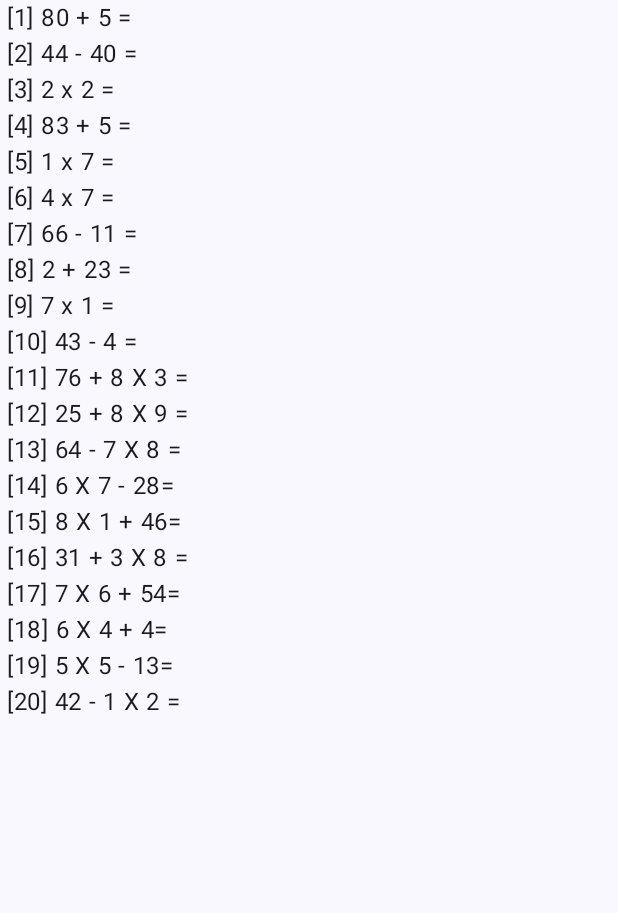
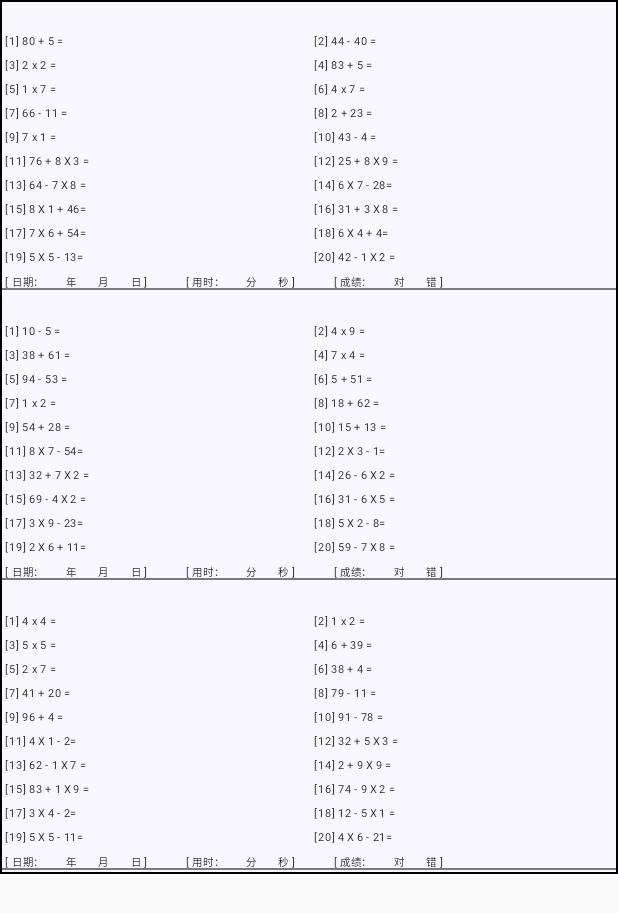
Before and after one commit to tanyin511/MathExercise, an Android app built with Jetpack Compose: the screen it shows after launch (ExerciseActivity), after a tap on "生成练习题", on a phone screen of 412 x 824 dp. Shown: the top 913 px of the screen. Run offline under Robolectric (Android 15) with nearby library versions, the phone set to English and light mode, and no system bars.

Commit message:
完成基本功能

```diff
--- a/app/src/main/AndroidManifest.xml
+++ b/app/src/main/AndroidManifest.xml
@@ -6,7 +6,7 @@
         android:allowBackup="true"
         android:dataExtractionRules="@xml/data_extraction_rules"
         android:fullBackupContent="@xml/backup_rules"
-        android:icon="@mipmap/ic_launcher"
+        android:icon="@mipmap/ic_launcher_01"
         android:label="@string/app_name"
         android:roundIcon="@mipmap/ic_launcher_round"
         android:supportsRtl="true"
--- a/app/src/main/java/com/example/mathexercise/view/ExerciseActivity.kt
+++ b/app/src/main/java/com/example/mathexercise/view/ExerciseActivity.kt
@@ -4,14 +4,20 @@ import android.os.Bundle
 import androidx.activity.ComponentActivity
 import androidx.activity.compose.setContent
 import androidx.activity.viewModels
+import androidx.compose.foundation.border
 import androidx.compose.foundation.layout.Column
-import androidx.compose.foundation.layout.fillMaxSize
+import androidx.compose.foundation.layout.Row
+import androidx.compose.foundation.layout.height
+import androidx.compose.foundation.layout.width
+import androidx.compose.material3.Divider
 import androidx.compose.material3.MaterialTheme
 import androidx.compose.material3.Surface
 import androidx.compose.material3.Text
-import androidx.compose.runtime.Composable
 import androidx.compose.ui.Modifier
-import androidx.compose.ui.tooling.preview.Preview
+import androidx.compose.ui.graphics.Color
+import androidx.compose.ui.platform.LocalConfiguration
+import androidx.compose.ui.unit.dp
+import androidx.compose.ui.unit.sp
 import com.example.mathexercise.view.ui.theme.MathExerciseTheme
 import com.example.mathexercise.viewmodel.ExerciseViewModel
 
@@ -28,39 +34,54 @@ class ExerciseActivity : ComponentActivity() {
         vm.numberRange.maxMultiplier = intent.getIntExtra("maxMultiplier", 0)
 
         vm.hybridNumber = intent.getIntExtra("hybridNumber", 0)
-        val exercise = vm.generateExercise(20)
+
 
         setContent {
             MathExerciseTheme {
                 // A surface container using the 'background' color from the theme
+
+                val pageWidth = LocalConfiguration.current.screenWidthDp
+                val pageHeight = (pageWidth.toFloat() / 210) * 297
+
+                val textHeight = pageHeight / (3 * 12)
                 Surface(
-                    modifier = Modifier.fillMaxSize(),
-                    color = MaterialTheme.colorScheme.background
+                    modifier = Modifier
+                        .height(pageHeight.dp)
+                        .width(pageWidth.dp)
+                        .border(1.dp, color = Color.Black),
+                    color = MaterialTheme.colorScheme.background,
                 ) {
                     Column {
-                        repeat(20) {
-                            Text(text = " [${it + 1}] ${exercise[it]}")
+                        repeat(3) {
+                            val exercise = vm.generateExercise(20)
+
+                            Text("", modifier = Modifier.height(textHeight.dp))
+                            repeat(10) { line ->
+                                Row(modifier = Modifier.height(textHeight.dp)) {
+                                    Text(
+                                        text = "  [${2 * line + 1}] ${exercise[2 * line]}",
+                                        fontSize = 7.sp,
+                                        modifier = Modifier.weight(1f),
+                                    )
+                                    Text(
+                                        "  [${2 * line + 2}] ${exercise[2 * line + 1]}",
+                                        fontSize = 7.sp,
+                                        modifier = Modifier.weight(1f),
+                                    )
+                                }
+                            }
+                            Text(
+                                text = "  [ 日期：        年        月        日 ]              " +
+                                        "[ 用时：        分        秒 ]              " +
+                                        "[ 成绩：        对        错 ]",
+                                fontSize = 7.sp,
+                                modifier = Modifier.height(textHeight.dp)
+                            )
+                            Divider()
                         }
                     }
-                    //Greeting2("Android")
                 }
             }
         }
     }
 }
-
-@Composable
-fun Greeting2(name: String, modifier: Modifier = Modifier) {
-    Text(
-        text = "Hello $name!",
-        modifier = modifier
-    )
-}
-
-@Preview(showBackground = true)
-@Composable
-fun GreetingPreview2() {
-    MathExerciseTheme {
-        Greeting2("Android")
-    }
-}
--- a/app/src/main/res/values/strings.xml
+++ b/app/src/main/res/values/strings.xml
@@ -1,4 +1,4 @@
 <resources>
-    <string name="app_name">Math Exercise</string>
+    <string name="app_name">口算练习</string>
     <string name="title_activity_exercise">ExerciseActivity</string>
 </resources>
```
Also changed, not shown: app/src/main/res/mipmap-hdpi/ic_launcher_01.png (added), app/src/main/res/mipmap-ldpi/ic_launcher_01.png (added), app/src/main/res/mipmap-mdpi/ic_launcher_01.png (added), app/src/main/res/mipmap-xhdpi/ic_launcher_01.png (added), app/src/main/res/mipmap-xxhdpi/ic_launcher_01.png (added), app/src/main/res/mipmap-xxxhdpi/ic_launcher_01.png (added), app/src/main/res/playstore-icon.png (added).
